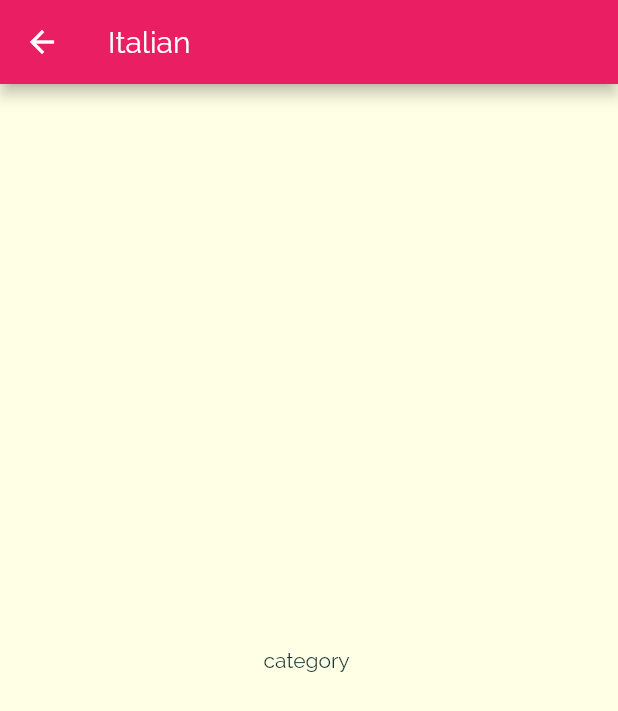
After one commit to gaiyadev/deliMeals, a Flutter app: the screen it shows after launch, after a tap on "Italian", on a phone screen of 412 x 824 dp. The commit adds this screen. Shown: the top 711 px of the screen. Run offline on Flutter 3.47's test engine with Material 2 defaults, Android fonts, the phone set to English and light mode, and no system bars.

Commit message:
Feat: Padding date to a new screen

```diff
--- a/lib/category_item.dart
+++ b/lib/category_item.dart
@@ -1,16 +1,35 @@
 import 'package:flutter/material.dart';
+import 'package:navigation/screen/category_meals_screen.dart';
 
 class CategoryItem extends StatelessWidget {
+  final String id;
   final String title;
   final Color color;
 
   CategoryItem({
+    this.id,
     this.title,
     this.color,
   });
+
+  void getCategory(BuildContext context) {
+    Navigator.of(context).push(
+      MaterialPageRoute(
+        builder: (_) {
+          return CategoryMealScreen(
+            categoryId: id,
+            categoryTitle: title,
+          );
+        },
+      ),
+    );
+  }
+
   @override
   Widget build(BuildContext context) {
-    return Container(
+    return InkWell(
+      onTap: () => getCategory(context),
+      child: Container(
         padding: const EdgeInsets.all(15.0),
         child: Text(
           title,
@@ -27,6 +46,7 @@ class CategoryItem extends StatelessWidget {
             end: Alignment.bottomLeft,
           ),
         ),
+      ),
     );
   }
 }
--- a/lib/screen/categories_screen.dart
+++ b/lib/screen/categories_screen.dart
@@ -14,6 +14,7 @@ class CategoriesScreen extends StatelessWidget {
         children: DUMMY_CATEGORIES
             .map(
               (catData) => CategoryItem(
+                id: catData.id,
                 title: catData.title,
                 color: catData.color,
               ),
--- /dev/null
+++ b/lib/screen/category_meals_screen.dart
@@ -0,0 +1,23 @@
+import 'package:flutter/material.dart';
+
+class CategoryMealScreen extends StatelessWidget {
+  final String categoryId;
+  final String categoryTitle;
+
+  CategoryMealScreen({
+    this.categoryId,
+    this.categoryTitle,
+  });
+
+  @override
+  Widget build(BuildContext context) {
+    return Scaffold(
+      appBar: AppBar(
+        title: Text(categoryTitle),
+      ),
+      body: Center(
+        child: Text('category '),
+      ),
+    );
+  }
+}
```
Lines whose indentation alone changed are shown as unchanged.
